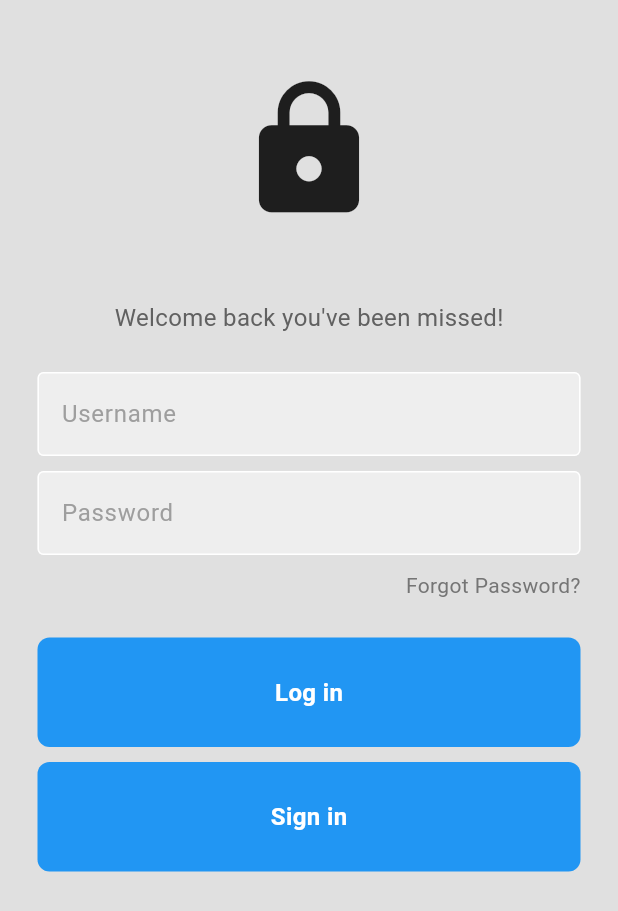
After one commit to yambaru-hackathon/Group-8, a Flutter app: the LoginPage screen opened directly, on a phone screen of 412 x 824 dp. The commit adds this screen. Shown: the top 911 px of the screen. Run offline on Flutter 3.47's test engine with Material 3 defaults, Android fonts, the phone set to English and light mode, and no system bars; our stand-ins replace cloud_firestore, firebase_core, table_calendar; accounts and stored records are empty.

Commit message:
ログイン画面のマージ

```diff
--- a/lib/Pages/GroupPages/group_page.dart
+++ b/lib/Pages/GroupPages/group_page.dart
@@ -41,11 +41,11 @@
                       borderSide: BorderSide.none,
                     ),
                   ),
-keyboardType: TextInputType.text,
+                  keyboardType: TextInputType.text,
                   textInputAction: TextInputAction.search,
                   onChanged: (value) {},
                   onSubmitted: (value) {
-                    // テスト検索部分
+                    // 検索部分
                     if (value.isEmpty != true) {
                       // エンターキーを押した時文字列が空じゃないなら
                       final DB_group_page =
@@ -53,7 +53,7 @@
                       DB_group_page.readGroupSearch(
                           value); // DB_group_pageのreadGroupSearch(value)関数を実行
                     }
-                    // テスト検索部分
+                    // 検索部分
                   },
                 ),
               ),
--- /dev/null
+++ b/lib/Pages/login_page.dart
@@ -0,0 +1,74 @@
+import 'package:flutter/material.dart';
+import 'package:goup8_app/components/my_button.dart';
+import 'package:goup8_app/components/my_textfield.dart';
+
+class LoginPage extends StatelessWidget {
+  LoginPage({Key? key}) : super(key: key);
+
+  final usernameController = TextEditingController();
+  final passwordController = TextEditingController();
+
+  void logUserIn() {}
+  void signUserIn() {}
+
+  @override
+  Widget build(BuildContext context) {
+    return Scaffold(
+      backgroundColor: Colors.grey[300],
+      body: SafeArea(
+        child: Center(
+          child: Column(
+            children: [
+              const SizedBox(height: 50),
+              const Icon(
+                Icons.lock,
+                size: 100,
+              ),
+              const SizedBox(height: 50),
+              Text(
+                'Welcome back you\'ve been missed!',
+                style: TextStyle(
+                  color: Colors.grey[700],
+                  fontSize: 16,
+                ),
+              ),
+              const SizedBox(height: 25),
+              MyTextField(
+                controller: usernameController,
+                hintText: 'Username',
+                obscureText: false,
+              ),
+              const SizedBox(height: 10),
+              MyTextField(
+                controller: passwordController,
+                hintText: 'Password',
+                obscureText: true,
+              ),
+              const SizedBox(height: 10),
+              Padding(
+                padding: const EdgeInsets.symmetric(horizontal: 25.0),
+                child: Row(
+                  mainAxisAlignment: MainAxisAlignment.end,
+                  children: [
+                    Text(
+                      'Forgot Password?',
+                      style: TextStyle(color: Colors.grey[600]),
+                    ),
+                  ],
+                ),
+              ),
+              const SizedBox(height: 25),
+              LoginButton(
+                onTap: signUserIn,
+              ),
+              const SizedBox(height: 10),
+              SigninButton(
+                onTap: signUserIn,
+              ),
+            ],
+          ),
+        ),
+      ),
+    );
+  }
+}
--- /dev/null
+++ b/lib/components/my_button.dart
@@ -0,0 +1,60 @@
+import 'package:flutter/material.dart';
+
+class LoginButton extends StatelessWidget {
+  final Function()? onTap;
+  const LoginButton({super.key, required this.onTap});
+
+  @override
+  Widget build(BuildContext context) {
+    return GestureDetector(
+        onTap: onTap,
+        child: Container(
+          padding: const EdgeInsets.all(25),
+          margin: const EdgeInsets.symmetric(horizontal: 25),
+          decoration: BoxDecoration(
+            color: Colors.blue,
+            borderRadius: BorderRadius.circular(8),
+          ),
+          child: const Center(
+            child: Text(
+              "Log in",
+              style: TextStyle(
+                color: Colors.white,
+                fontWeight: FontWeight.bold,
+                fontSize: 16,
+              ),
+            ),
+          ),
+        ));
+  }
+}
+
+class SigninButton extends StatelessWidget {
+  final Function()? onTap;
+  const SigninButton({super.key, required this.onTap});
+
+  @override
+  Widget build(BuildContext context) {
+    return GestureDetector(
+      onTap: onTap,
+      child: Container(
+        padding: const EdgeInsets.all(25),
+        margin: const EdgeInsets.symmetric(horizontal: 25),
+        decoration: BoxDecoration(
+          color: Colors.blue, // お好きな色に変更してください
+          borderRadius: BorderRadius.circular(8),
+        ),
+        child: const Center(
+          child: Text(
+            "Sign in", // ボタンのテキストを変更
+            style: TextStyle(
+              color: Colors.white,
+              fontWeight: FontWeight.bold,
+              fontSize: 16,
+            ),
+          ),
+        ),
+      ),
+    );
+  }
+}
--- /dev/null
+++ b/lib/components/my_textfield.dart
@@ -0,0 +1,36 @@
+import 'package:flutter/material.dart';
+
+class MyTextField extends StatelessWidget {
+  final TextEditingController controller;
+  final String hintText;
+  final bool obscureText;
+
+  const MyTextField({
+    Key? key,
+    required this.controller,
+    required this.hintText,
+    required this.obscureText,
+  }) : super(key: key);
+
+  @override
+  Widget build(BuildContext context) {
+    return Padding(
+      padding: const EdgeInsets.symmetric(horizontal: 25.0),
+      child: TextField(
+        controller: controller,
+        obscureText: obscureText,
+        decoration: InputDecoration(
+            enabledBorder: const OutlineInputBorder(
+              borderSide: BorderSide(color: Colors.white),
+            ),
+            focusedBorder: OutlineInputBorder(
+              borderSide: BorderSide(color: Colors.grey.shade400),
+            ),
+            fillColor: Colors.grey.shade200,
+            filled: true,
+            hintText: hintText,
+            hintStyle: TextStyle(color: Colors.grey[500])),
+      ),
+    );
+  }
+}
```
